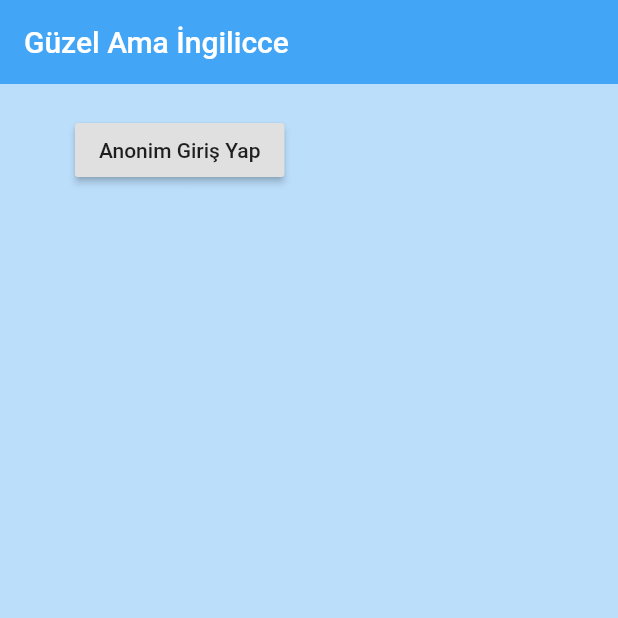
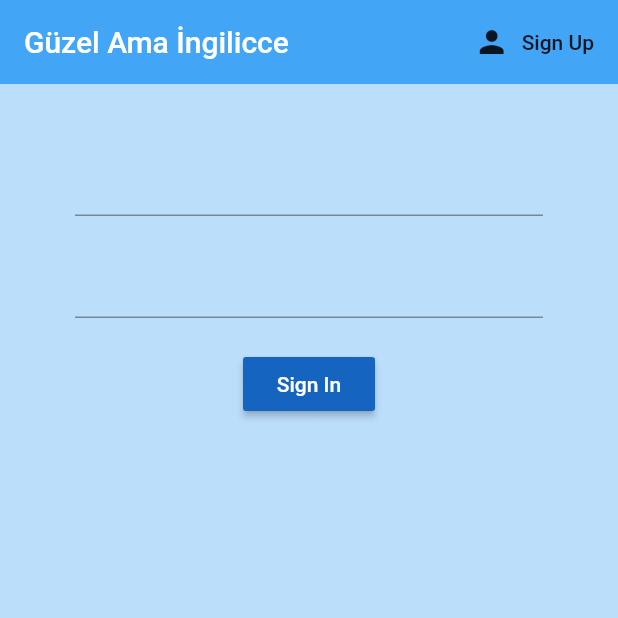
Before and after one commit to interestingtitle/wordapp-guzelAmaIngilicce, a Flutter app: the screen it shows after launch, on a phone screen of 412 x 824 dp, the top half of it. Run offline on Flutter 3.47's test engine with Material 2 defaults, Android fonts, the phone set to English and light mode, and no system bars; our stand-ins replace firebase_auth, firebase_core, toast; accounts and stored records are empty.

Commit message:
authentication with firebase added. sign in, sign up and logout functions added.

```diff
--- a/lib/main.dart
+++ b/lib/main.dart
@@ -1,15 +1,23 @@
 import 'package:flutter/material.dart';
+import 'package:guzel_ama_ingilicce/models/user.dart';
 import 'package:guzel_ama_ingilicce/screens/wrapper.dart';
-
-void main(){
+import 'package:firebase_core/firebase_core.dart';
+import 'package:guzel_ama_ingilicce/services/auth.dart';
+import 'package:provider/provider.dart';
+Future<void> main() async{
+  WidgetsFlutterBinding.ensureInitialized();
+  await Firebase.initializeApp();
   runApp(MyApp());
 }
 
 class MyApp extends StatelessWidget {
   @override
   Widget build(BuildContext context) {
-    return MaterialApp(
-      home: Wrapper(),
+    return StreamProvider<CUser>.value(
+      value: AuthService().user,
+      child: MaterialApp(
+        home: Wrapper(),
+      ),
     );
   }
 }
--- /dev/null
+++ b/lib/models/user.dart
@@ -0,0 +1,4 @@
+class CUser{
+  final String uid;
+  CUser({this.uid});
+}
--- a/lib/screens/authenticate/authenticate.dart
+++ b/lib/screens/authenticate/authenticate.dart
@@ -1,4 +1,5 @@
 import 'package:flutter/material.dart';
+import 'package:guzel_ama_ingilicce/screens/authenticate/register.dart';
 import 'package:guzel_ama_ingilicce/screens/authenticate/sign_in.dart';
 
 class Authenticate extends StatefulWidget {
@@ -7,10 +8,26 @@ class Authenticate extends StatefulWidget {
 }
 
 class _AuthenticateState extends State<Authenticate> {
+
+  bool showSignIn = true;
+  void toggleView(){
+    setState(() {
+      showSignIn = !showSignIn;
+    });
+  }
+
   @override
   Widget build(BuildContext context) {
-    return Container(
-      child: SignIn(),
-    );
+
+    if(showSignIn == true){
+      return Container(
+        child: SignIn(toggleView: toggleView),
+      );
+    }else{
+      return Container(
+        child: Register(toggleView: toggleView),
+      );
+    }
+
   }
 }
--- a/lib/screens/authenticate/sign_in.dart
+++ b/lib/screens/authenticate/sign_in.dart
@@ -1,11 +1,22 @@
 import 'package:flutter/material.dart';
+import 'package:guzel_ama_ingilicce/screens/authenticate/register.dart';
+import 'package:guzel_ama_ingilicce/services/auth.dart';
 import 'package:toast/toast.dart';
 class SignIn extends StatefulWidget {
+
+  final Function toggleView;
+  SignIn({this.toggleView});
+
   @override
   _SignInState createState() => _SignInState();
 }
 
 class _SignInState extends State<SignIn> {
+
+  final AuthService _auth = AuthService();
+  String email;
+  String password;
+
   @override
   Widget build(BuildContext context) {
     return Scaffold(
@@ -14,18 +25,54 @@ class _SignInState extends State<SignIn> {
         backgroundColor: Colors.blue[400],
         elevation: 0.0,
         title: Text("Güzel Ama İngilicce"),
+        actions: <Widget>[
+          FlatButton.icon(
+            icon: Icon(Icons.person),
+            label: Text("Sign Up"),
+            onPressed: (){
+              widget.toggleView();
+            },
+          )
+        ],
       ),
       body: Container(
         padding: EdgeInsets.symmetric(vertical: 20.0, horizontal: 50.0),
-        child: RaisedButton(
-          child: Text("Anonim Giriş Yap"),
-          onPressed: () async{
-            Toast.show(
-                "Welcome: ", context, duration: Toast.LENGTH_SHORT,
-                gravity: Toast.BOTTOM);
-            print("nvm");
-          },
-        ),
+        child: Form(
+          child: Column(
+            children: <Widget>[
+              SizedBox(height: 20.0,),
+              TextFormField(
+                onChanged: (val){
+                  setState(() {
+                    email = val;
+                  });
+                },
+              ),
+              SizedBox(height: 20.0,),
+              TextFormField(
+                obscureText: true,
+                onChanged: (val){
+                  setState(() {
+                    password = val;
+                  });
+                },
+              ),
+              SizedBox(height: 20.0,),
+              RaisedButton(
+                color: Colors.blue[800],
+                child: Text(
+                  "Sign In",
+                  style: TextStyle(
+                    color: Colors.white
+                  ),
+                ),
+                onPressed: () async{
+                  await _auth.signInWithEmailAndPassword(email, password);
+                },
+              )
+            ],
+          ),
+        )
       ),
     );
   }
--- a/lib/screens/wrapper.dart
+++ b/lib/screens/wrapper.dart
@@ -1,12 +1,17 @@
 import 'package:flutter/material.dart';
+import 'package:guzel_ama_ingilicce/models/user.dart';
 import 'package:guzel_ama_ingilicce/screens/authenticate/authenticate.dart';
 import 'package:guzel_ama_ingilicce/screens/home/home.dart';
+import 'package:provider/provider.dart';
 
 class Wrapper extends StatelessWidget {
   @override
   Widget build(BuildContext context) {
-
+    final user = Provider.of<CUser>(context);
     //return either home or authenticate
-    return Authenticate();
+    if(user != null)
+      return Home();
+    else
+      return Authenticate();
   }
 }
--- a/pubspec.yaml
+++ b/pubspec.yaml
@@ -29,7 +29,7 @@ dependencies:
   # The following adds the Cupertino Icons font to your application.
   # Use with the CupertinoIcons class for iOS style icons.
   cupertino_icons: ^0.1.3
-
+  provider: ^4.3.2+2
 dev_dependencies:
   flutter_test:
     sdk: flutter
```
Also changed, not shown: lib/screens/authenticate/register.dart (added, +80 -0 lines), lib/screens/home/home.dart (+25 -3 lines), lib/services/auth.dart (+45 -2 lines), pubspec.lock.
